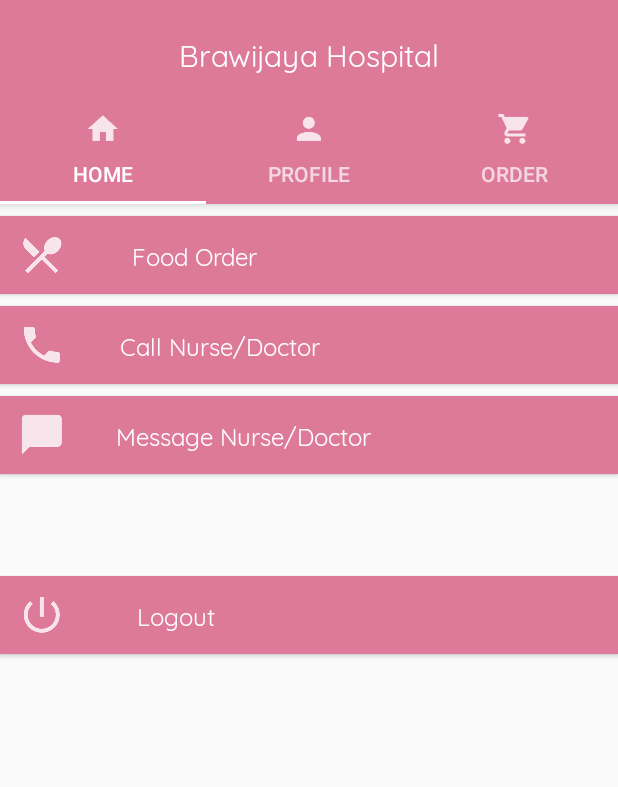
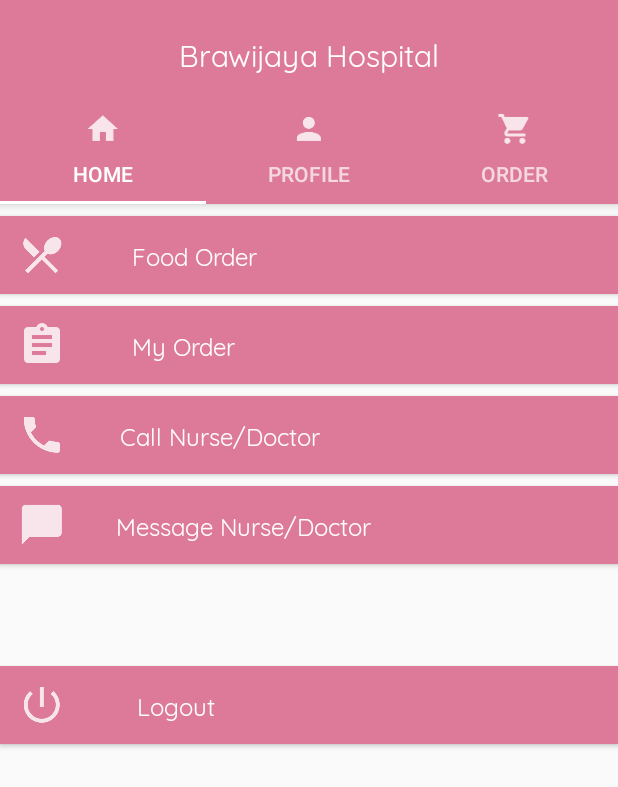
Before and after one commit to rioputroo/brawijaya_apps, an Android app: the TabHomePatient screen opened directly, with no data from a screen before it, on a phone screen of 412 x 824 dp. Shown: the top 787 px of the screen. Run offline under Robolectric (Android 15) with nearby library versions, the phone set to English and light mode, and no system bars; network calls fail.

Commit message:
fix cart and added simple phone call

```diff
--- a/app/src/main/java/com/example/nb_rioputro/brawijaya_apps/TabHomePatient.java
+++ b/app/src/main/java/com/example/nb_rioputro/brawijaya_apps/TabHomePatient.java
@@ -4,10 +4,14 @@
  * Created by nb-rioputro on 11/6/2017.
  */
 
+import android.Manifest;
 import android.content.Context;
 import android.content.DialogInterface;
 import android.content.Intent;
 import android.content.SharedPreferences;
+import android.content.pm.PackageManager;
+import android.net.Uri;
+import android.support.v4.app.ActivityCompat;
 import android.support.v4.app.Fragment;
 import android.os.Bundle;
 import android.support.v7.app.AlertDialog;
@@ -18,7 +22,7 @@
 import android.widget.TextView;
 
 public class TabHomePatient extends Fragment {
-    Button btnFoodOrder, btnLogout;
+    Button btnFoodOrder, btnLogout, btnMyOrder, btnCall;
     String mId;
 
 
@@ -43,8 +47,34 @@
             }
         });
 
+        btnMyOrder = (Button) rootView.findViewById(R.id.btnMyOrder);
+        btnMyOrder.setOnClickListener(new View.OnClickListener() {
+            @Override
+            public void onClick(View view) {
+                myOrder();
+            }
+        });
+
+        btnCall = (Button) rootView.findViewById(R.id.btnCall);
+        btnCall.setOnClickListener(new View.OnClickListener() {
+            @Override
+            public void onClick(View view) {
+                callNurse();
+            }
+        });
+
 
         return rootView;
+    }
+
+    private void callNurse() {
+        Intent nurseCallIntent = new Intent(getActivity(), NurseCallTestActivity.class);
+        startActivity(nurseCallIntent);
+    }
+
+    private void myOrder() {
+        Intent myOrderIntent = new Intent(getActivity(), MyOrderActivity.class);
+        startActivity(myOrderIntent);
     }
 
     private void orderFood() {
--- a/app/src/main/res/layout/cart_item.xml
+++ b/app/src/main/res/layout/cart_item.xml
@@ -29,10 +29,12 @@
                 android:id="@+id/orderFoodImage"
                 android:layout_width="100dp"
                 android:layout_height="100dp"
+                android:layout_marginBottom="8dp"
                 android:layout_marginLeft="8dp"
                 android:layout_marginStart="8dp"
                 android:layout_marginTop="8dp"
                 android:scaleType="centerCrop"
+                app:layout_constraintBottom_toBottomOf="parent"
                 app:layout_constraintStart_toStartOf="parent"
                 app:layout_constraintTop_toTopOf="parent" />
 
@@ -81,4 +83,5 @@
 
     </android.support.v7.widget.CardView>
 
+
 </android.support.constraint.ConstraintLayout>
--- a/app/src/main/res/layout/tab_home_patient.xml
+++ b/app/src/main/res/layout/tab_home_patient.xml
@@ -32,6 +32,32 @@
     </android.support.v7.widget.CardView>
 
     <android.support.v7.widget.CardView
+        android:id="@+id/cvMyOrders"
+        android:layout_width="match_parent"
+        android:layout_height="wrap_content"
+        android:layout_marginTop="8dp"
+        app:cardBackgroundColor="@color/colorPrimary"
+        app:cardCornerRadius="0dp"
+        app:layout_constraintEnd_toEndOf="parent"
+        app:layout_constraintHorizontal_bias="0.0"
+        app:layout_constraintStart_toStartOf="parent"
+        app:layout_constraintTop_toBottomOf="@+id/cardView1">
+
+        <Button
+            android:id="@+id/btnMyOrder"
+            style="@style/Widget.AppCompat.Button.Borderless"
+            android:layout_width="match_parent"
+            android:layout_height="wrap_content"
+            android:drawableLeft="@drawable/ic_myorder"
+            android:drawablePadding="-200dp"
+            android:fontFamily="@font/quicksand_regular"
+            android:text="My Order"
+            android:textAllCaps="false"
+            android:textColor="@android:color/white"
+            android:textSize="16sp" />
+    </android.support.v7.widget.CardView>
+
+    <android.support.v7.widget.CardView
         android:id="@+id/cardView2"
         android:layout_width="match_parent"
         android:layout_height="wrap_content"
@@ -41,9 +67,10 @@
         app:layout_constraintEnd_toEndOf="parent"
         app:layout_constraintHorizontal_bias="1.0"
         app:layout_constraintStart_toStartOf="parent"
-        app:layout_constraintTop_toBottomOf="@+id/cardView1">
+        app:layout_constraintTop_toBottomOf="@+id/cvMyOrders">
 
         <Button
+            android:id="@+id/btnCall"
             style="@style/Widget.AppCompat.Button.Borderless"
             android:layout_width="match_parent"
             android:layout_height="wrap_content"
--- a/app/src/main/res/values/strings.xml
+++ b/app/src/main/res/values/strings.xml
@@ -13,4 +13,5 @@
     <string name="title_activity_food_order">FoodOrderActivity</string>
     <string name="title_activity_rices_menu">RicesMenu</string>
     <string name="title_activity_food_details">FoodDetailsActivity</string>
+    <string name="title_activity_my_order">MyOrderActivity</string>
 </resources>
```
Also changed, not shown: app/src/main/AndroidManifest.xml (+13 -1 lines), app/src/main/java/com/example/nb_rioputro/brawijaya_apps/MyOrderActivity.java (added, +128 -0 lines), app/src/main/java/com/example/nb_rioputro/brawijaya_apps/NurseCallTestActivity.java (added, +21 -0 lines), app/src/main/java/com/example/nb_rioputro/brawijaya_apps/TabOptionsPatient.java (+7 -0 lines), app/src/main/res/layout/activity_my_order.xml (added, +64 -0 lines), app/src/main/res/layout/activity_nurse_call_test.xml (added, +18 -0 lines), app/src/main/res/layout/content_my_order.xml (added, +19 -0 lines), app/src/main/res/layout/tab_options_patient.xml (+2 -6 lines), app/src/main/res/drawable-hdpi/ic_myorder.png (added), app/src/main/res/drawable-mdpi/ic_myorder.png (added), app/src/main/res/drawable-xhdpi/ic_myorder.png (added), app/src/main/res/drawable-xxhdpi/ic_myorder.png (added).
